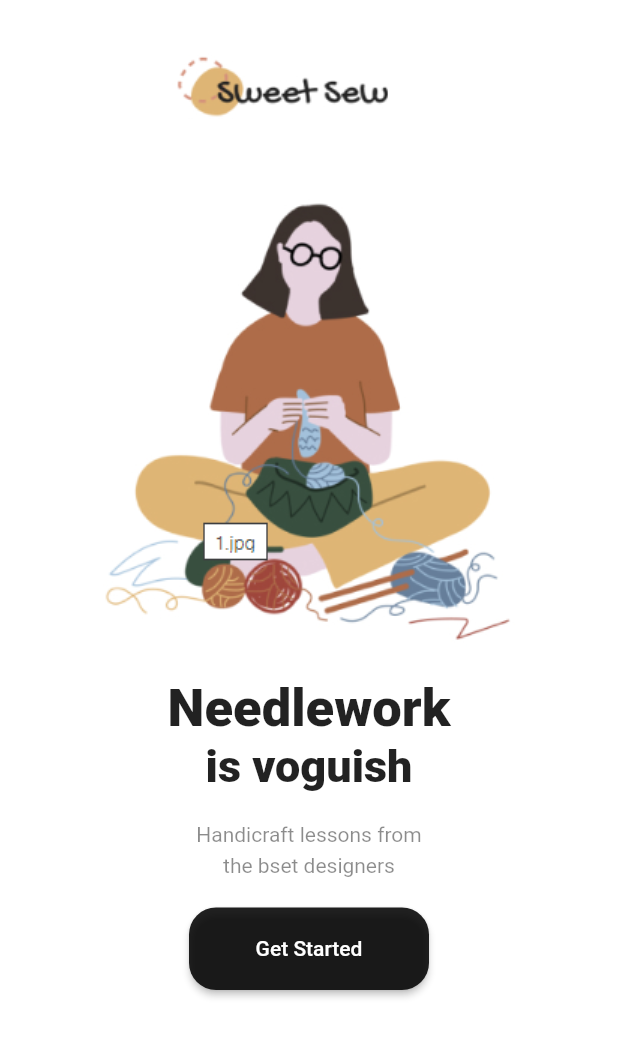
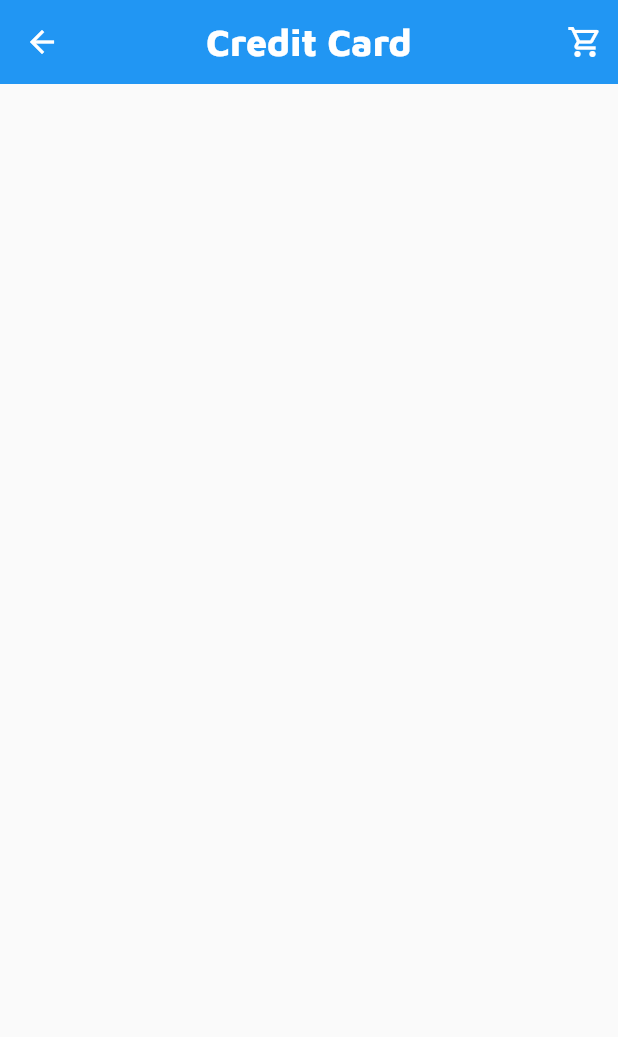
Before and after one commit to aj124578/flutter-basic-metacoding, a Flutter app: the screen it shows after launch, on a phone screen of 412 x 824 dp. Shown: the top 1037 px of the screen. Run offline on Flutter 3.47's test engine with Material 2 defaults, Android fonts, the phone set to English and light mode, and no system bars.

Commit message:
icon, font

```diff
--- a/lib/main.dart
+++ b/lib/main.dart
@@ -1,5 +1,3 @@
-import 'dart:io';
-
 import 'package:flutter/material.dart';
 
 void main() {
@@ -13,72 +11,35 @@ class FirstApp extends StatelessWidget {
   @override
   Widget build(BuildContext context) {
     return MaterialApp(
-      home: SafeArea(
-        child: Scaffold(
-          backgroundColor: Colors.white,
-          body: Center(
-            child: Container(
-              color: Colors.white,
-              child: Column(
-                mainAxisAlignment: MainAxisAlignment.start,
-                children: [
-                  const SizedBox(
-                    height: 20,
-                  ),
-                  Image.asset(
-                    "assets/images/banner.png",
-                    width: 350,
-                    height: 430,
-                  ),
-                  const SizedBox(
-                    height: 2,
-                  ),
-                  const Text("Needlework",
-                      style: TextStyle(
-                        fontSize: 35,
-                        fontWeight: FontWeight.w800,
-                      )),
-                  const Text("is voguish",
-                      style: TextStyle(
-                        fontSize: 30,
-                        fontWeight: FontWeight.w800,
-                      )),
-                  const SizedBox(
-                    height: 20,
-                  ),
-                  const Text(
-                    "Handicraft lessons from",
-                    style: TextStyle(color: Colors.black45),
-                  ),
-                  const SizedBox(
-                    height: 5,
-                  ),
-                  const Text(
-                    "the bset designers",
-                    style: TextStyle(color: Colors.black45),
-                  ),
-                  const SizedBox(
-                    height: 20,
-                  ),
-                  ElevatedButton(
-                    onPressed: () {
-                      print("버튼 클릭됨");
-                    },
-                    child: const Text("Get Started"),
-                    style: ButtonStyle(
-                      fixedSize: MaterialStateProperty.all(const Size(160, 55)),
-                      shape: MaterialStateProperty.all(RoundedRectangleBorder(
-                          borderRadius: BorderRadius.circular(18))),
-                      backgroundColor: MaterialStateProperty.all(Colors.black87),
-                      foregroundColor: MaterialStateProperty.all(Colors.white),
-                    ),
-                  )
-                ],
-              ),
+        // theme: ThemeData(
+        //   appBarTheme: AppBarTheme(
+        //       color: Colors.white,
+        //       titleTextStyle: TextStyle(color: Colors.black),
+        //       iconTheme: IconThemeData(color: Colors.black)),
+        // ),
+        debugShowCheckedModeBanner: false,
+        home: SafeArea(
+          child: Scaffold(
+            appBar: AppBar(
+              elevation: 0,
+              leading: Icon(Icons.arrow_back),
+              title: Text("Credit Card",
+                  style: TextStyle(
+                    fontWeight: FontWeight.w800,
+                    fontSize: 25,
+                    fontFamily:"MavenPro"
+                  )),
+              centerTitle: true,
+              actions: [
+                Row(
+                  children: [
+                    Icon(Icons.shopping_cart_outlined),
+                    SizedBox(width: 10),
+                  ],
+                )
+              ],
             ),
           ),
-        ),
-      ),
-    );
+        ));
   }
 }
```
Also changed, not shown: pubspec.yaml (+12 -12 lines), assets/fonts/MavenPro-Black.ttf (added), assets/fonts/MavenPro-Bold.ttf (added), assets/fonts/MavenPro-ExtraBold.ttf (added), assets/fonts/MavenPro-Medium.ttf (added), assets/fonts/MavenPro-Regular.ttf (added), assets/fonts/MavenPro-SemiBold.ttf (added), assets/fonts/MavenPro-VariableFont_wght.ttf (added), pubspec.lock.
